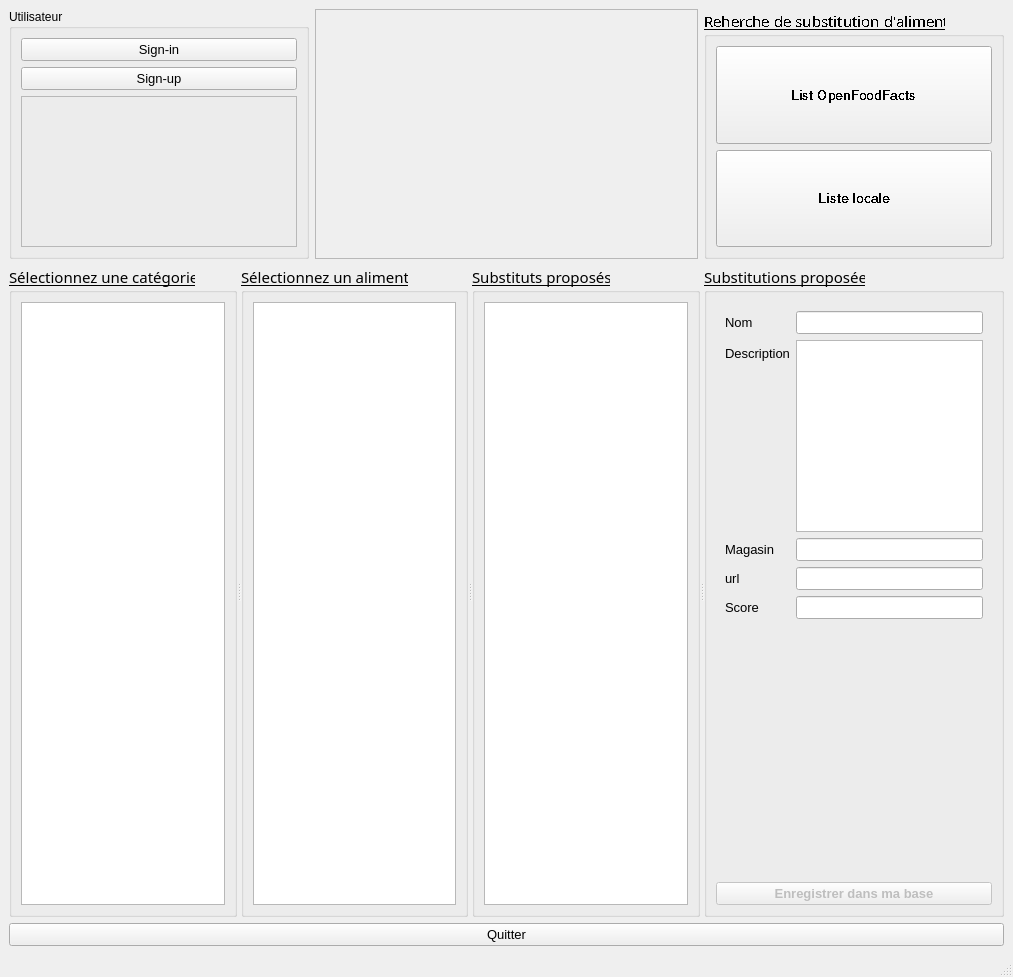
First picture: the form in ui/mainwindow.ui, repository jerome-diver/OC-openFoodFacts, before the edit.
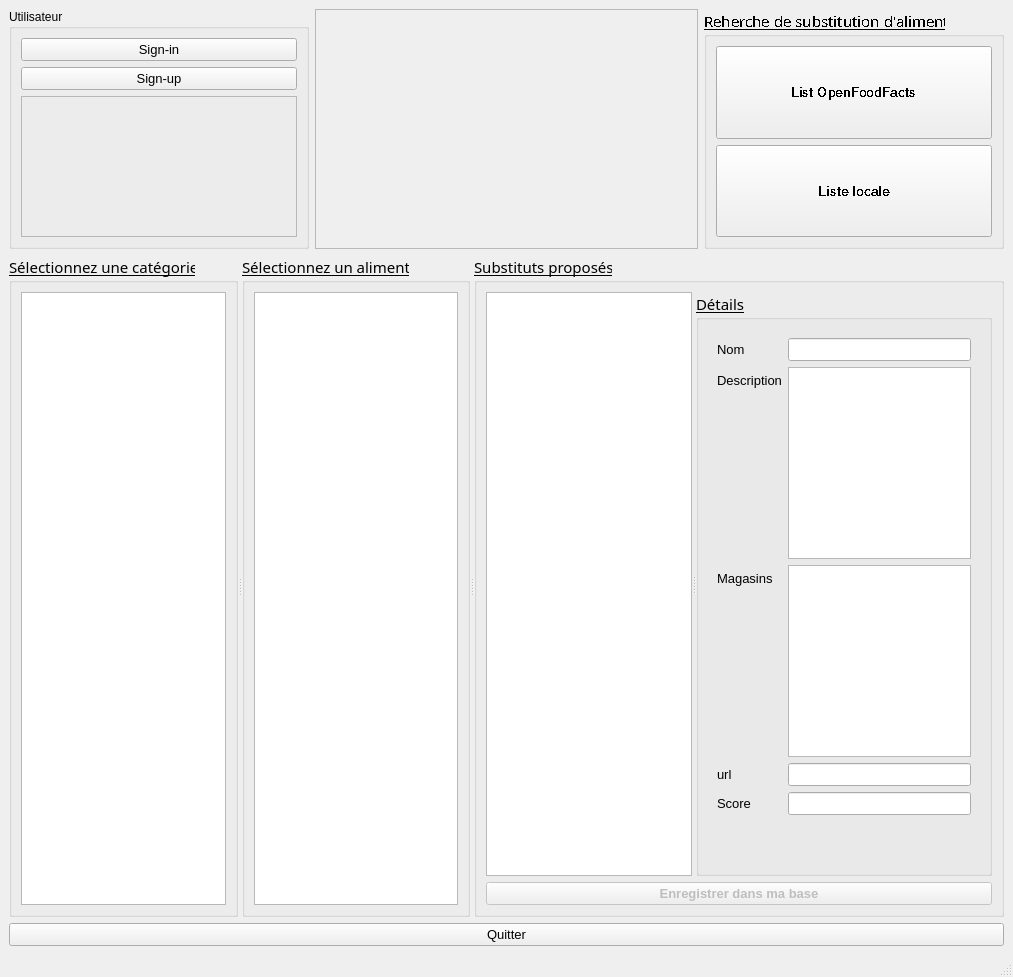
Second picture: the form after the edit. Icons and pictures are not drawn.

Commit message: added table view substitutes from list view foods selected (create model, connect signal->slot, and show) add connect signal->slot for remove model of table view substitutes

The edit to the form file:
```diff
--- a/ui/mainwindow.ui
+++ b/ui/mainwindow.ui
@@ -10,6 +10,12 @@
     <height>977</height>
    </rect>
   </property>
+  <property name="minimumSize">
+   <size>
+    <width>800</width>
+    <height>800</height>
+   </size>
+  </property>
   <property name="windowTitle">
    <string>OpenFoodFacts Food Substitutions (OpeClassRooms projet-5)</string>
   </property>
@@ -234,7 +240,7 @@
      </layout>
     </item>
     <item>
-     <widget class="QSplitter" name="splitter">
+     <widget class="QSplitter" name="splitter_2">
       <property name="orientation">
        <enum>Qt::Horizontal</enum>
       </property>
@@ -301,18 +307,11 @@
        </property>
        <layout class="QVBoxLayout" name="verticalLayout_6">
         <item>
-         <widget class="QListView" name="substitutes_list">
-          <property name="font">
-           <font>
-            <family>Ubuntu</family>
-            <pointsize>10</pointsize>
-            <underline>false</underline>
-           </font>
+         <widget class="QSplitter" name="splitter">
+          <property name="orientation">
+           <enum>Qt::Horizontal</enum>
           </property>
-         </widget>
-        </item>
-       </layout>
-      </widget>
+          <widget class="QTableView" name="substitutes_list"/>
       <widget class="QGroupBox" name="substitute_selected_grp">
        <property name="font">
         <font>
@@ -322,7 +321,7 @@
         </font>
        </property>
        <property name="title">
-        <string>Substitutions proposée</string>
+            <string>Détails</string>
        </property>
        <layout class="QVBoxLayout" name="verticalLayout_5">
         <item>
@@ -380,7 +379,7 @@
               </font>
              </property>
              <property name="text">
-              <string>Magasin</string>
+                  <string>Magasins</string>
              </property>
             </widget>
            </item>
@@ -401,20 +400,6 @@
              </property>
             </widget>
            </item>
-           <item row="2" column="1">
-            <widget class="QLineEdit" name="substitute_shop">
-             <property name="font">
-              <font>
-               <family>Ubuntu</family>
-               <pointsize>10</pointsize>
-               <underline>false</underline>
-              </font>
-             </property>
-             <property name="readOnly">
-              <bool>true</bool>
-             </property>
-            </widget>
-           </item>
            <item row="3" column="0">
             <widget class="QLabel" name="label_url">
              <property name="font">
@@ -471,6 +456,9 @@
              </property>
             </widget>
            </item>
+               <item row="2" column="1">
+                <widget class="QListView" name="substitute_shops"/>
+               </item>
           </layout>
          </widget>
         </item>
@@ -486,6 +474,10 @@
            </size>
           </property>
          </spacer>
+            </item>
+           </layout>
+          </widget>
+         </widget>
         </item>
         <item>
          <widget class="QPushButton" name="record">
```
Lines whose indentation alone changed are shown as unchanged. The commit also changes 5 other files.
